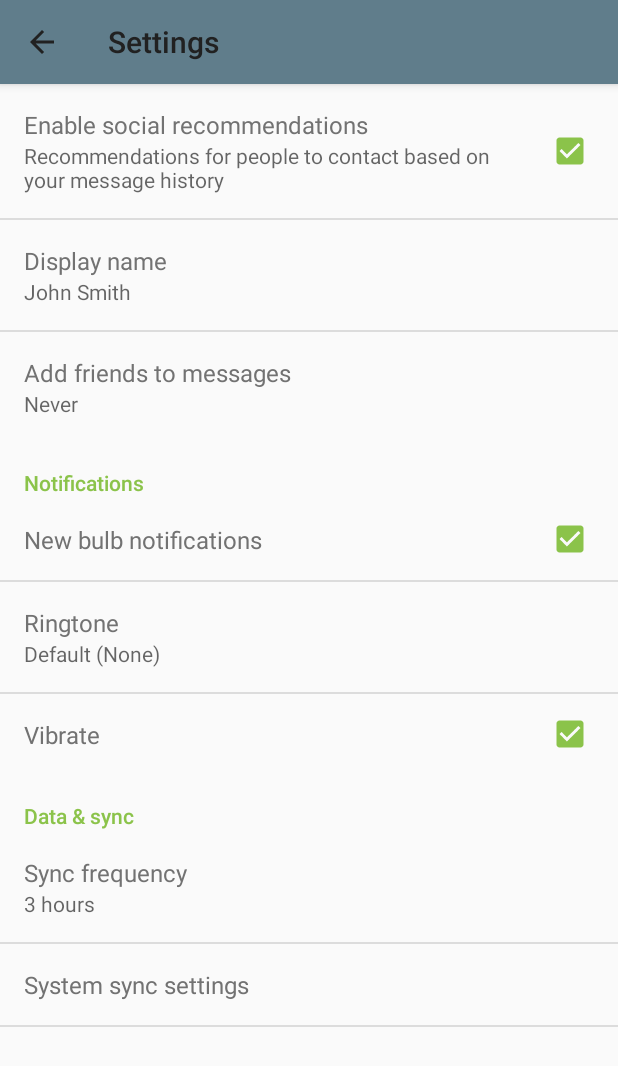
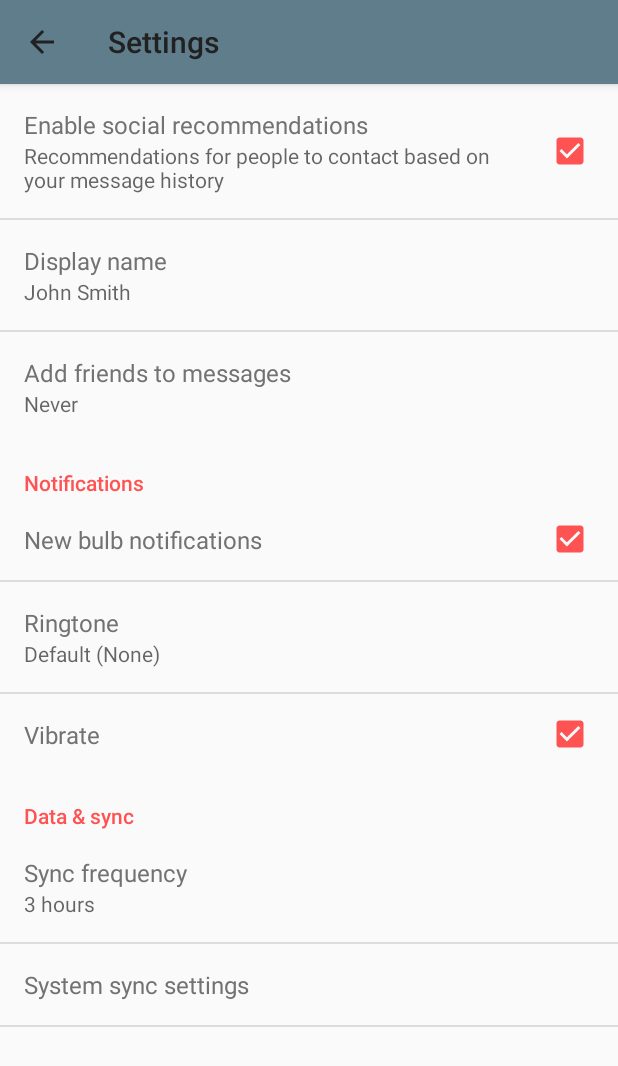
Before and after one commit to pdavid0/Bulb, an Android app: the MainActivity screen opened directly, with no data from a screen before it, in the options menu, after a tap on "Settings", on a phone screen of 412 x 824 dp. Shown: the top 1066 px of the screen. Run offline under Robolectric (Android 15) with nearby library versions, the phone set to English and light mode, and no system bars; 1 statement that could not run was skipped.

```diff
--- a/app/build.gradle
+++ b/app/build.gradle
@@ -10,7 +10,7 @@ android {
         }
     }
     compileSdkVersion 21
-    buildToolsVersion '21.1.1'
+    buildToolsVersion '21.1.2'
     defaultConfig {
         applicationId 'com.pdavid.android.widget.bulb'
         minSdkVersion 18
--- a/app/src/main/java/com/pdavid/android/widget/bulb/activities/MainActivity.java
+++ b/app/src/main/java/com/pdavid/android/widget/bulb/activities/MainActivity.java
@@ -2,17 +2,17 @@ package com.pdavid.android.widget.bulb.activities;
 
 import android.app.ActionBar;
 import android.app.Activity;
+import android.app.ActivityOptions;
 import android.app.Fragment;
 import android.app.FragmentManager;
 import android.app.FragmentTransaction;
+import android.app.PendingIntent;
 import android.content.Context;
-import android.app.PendingIntent;
 import android.content.Intent;
+import android.content.IntentSender;
 import android.location.Location;
 import android.location.LocationListener;
 import android.location.LocationManager;
-import android.content.IntentSender;
-import android.location.Location;
 import android.os.Bundle;
 import android.support.v13.app.FragmentPagerAdapter;
 import android.support.v4.view.ViewPager;
@@ -22,6 +22,8 @@ import android.view.Menu;
 import android.view.MenuItem;
 import android.view.View;
 import android.view.ViewGroup;
+import android.view.animation.AlphaAnimation;
+import android.widget.FrameLayout;
 import android.widget.Toast;
 
 import com.google.android.gms.common.ConnectionResult;
@@ -59,7 +61,7 @@ public class MainActivity extends Activity implements ActionBar.TabListener, Goo
      * The {@link ViewPager} that will host the section contents.
      */
     ViewPager mViewPager;
-    private LFXNetworkContext localNetworkContext;
+
     private GoogleApiClient mApiClient;
     private Location mLastLocation;
     private LocationRequest mLocationRequest;
@@ -68,6 +70,14 @@ public class MainActivity extends Activity implements ActionBar.TabListener, Goo
     protected void onCreate(Bundle savedInstanceState) {
         super.onCreate(savedInstanceState);
         setContentView(R.layout.activity_main);
+        //Fade in
+        FrameLayout layout = (FrameLayout) findViewById(android.R.id.content);
+        AlphaAnimation animation = new AlphaAnimation(0.0f, 1.0f);
+        animation.setFillAfter(true);
+        animation.setDuration(1200);
+        //apply the animation ( fade In ) to your Layout
+        layout.startAnimation(animation);
+
         // Rather than displayng this activity, simply display a toast indicating that the geofence
         // service is being created. This should happen in less than a second.
         if (!isGooglePlayServicesAvailable()) {
@@ -147,11 +157,6 @@ public class MainActivity extends Activity implements ActionBar.TabListener, Goo
     }
 
     @Override
-    protected void onDestroy() {
-        super.onDestroy();
-        localNetworkContext.disconnect();
-    }
-    @Override
     protected void onResume() {
 
         super.onResume();
@@ -171,7 +176,9 @@ public class MainActivity extends Activity implements ActionBar.TabListener, Goo
         // as you specify a parent activity in AndroidManifest.xml.
         int id = item.getItemId();
         if (id == R.id.action_settings) {
-            startActivity(new Intent(this, SettingsActivity.class));
+            View view = findViewById(android.R.id.content);
+            ActivityOptions activityOptions = ActivityOptions.makeScaleUpAnimation(view, 0, 0, view.getWidth(), view.getHeight());
+            startActivity(new Intent(this, SettingsActivity.class),activityOptions.toBundle());
         }
         return super.onOptionsItemSelected(item);
     }
@@ -193,25 +200,25 @@ public class MainActivity extends Activity implements ActionBar.TabListener, Goo
 
     // LIFX Connection
 
-    @Override
-    public void networkContextDidConnect(LFXNetworkContext networkContext) {
-        Log.w("LIFX::DidConnect", networkContext.getName());
-    }
-
-    @Override
-    public void networkContextDidDisconnect(LFXNetworkContext networkContext) {
-        Log.w("LIFX::DidDisconnect", networkContext.getName());
-    }
-
-    @Override
-    public void networkContextDidAddTaggedLightCollection(LFXNetworkContext networkContext, LFXTaggedLightCollection collection) {
-        Log.w("LIFX::DidAddTaggedLight", "Collection size is : " + collection.getLights().size());
-    }
-
-    @Override
-    public void networkContextDidRemoveTaggedLightCollection(LFXNetworkContext networkContext, LFXTaggedLightCollection collection) {
-        Log.w("LIFX::DidRemoveTaggedLightCollection", "Collection size is : " + collection.getLights().size());
-    }
+//    @Override
+//    public void networkContextDidConnect(LFXNetworkContext networkContext) {
+//        Log.w("LIFX::DidConnect", networkContext.getName());
+//    }
+//
+//    @Override
+//    public void networkContextDidDisconnect(LFXNetworkContext networkContext) {
+//        Log.w("LIFX::DidDisconnect", networkContext.getName());
+//    }
+//
+//    @Override
+//    public void networkContextDidAddTaggedLightCollection(LFXNetworkContext networkContext, LFXTaggedLightCollection collection) {
+//        Log.w("LIFX::DidAddTaggedLight", "Collection size is : " + collection.getLights().size());
+//    }
+//
+//    @Override
+//    public void networkContextDidRemoveTaggedLightCollection(LFXNetworkContext networkContext, LFXTaggedLightCollection collection) {
+//        Log.w("LIFX::DidRemoveTaggedLightCollection", "Collection size is : " + collection.getLights().size());
+//    }
 
     @Override
     public void onActivityResult(int requestCode, int resultCode, Intent data) {
--- a/app/src/main/java/com/pdavid/android/widget/bulb/fragments/GeofenceFragment.java
+++ b/app/src/main/java/com/pdavid/android/widget/bulb/fragments/GeofenceFragment.java
@@ -8,7 +8,7 @@ import android.support.v7.widget.RecyclerView;
 import android.view.LayoutInflater;
 import android.view.View;
 import android.view.ViewGroup;
-import android.widget.Button;
+import android.widget.ImageButton;
 
 import com.pdavid.android.widget.bulb.R;
 import com.pdavid.android.widget.bulb.activities.GeofenceCreationDialogActivity;
@@ -36,7 +36,7 @@ public class GeofenceFragment extends Fragment {
     //    @InjectView(R.id.listView)
 //    ListView mListView;
     @InjectView(R.id.fragment_main_add_geofence_btn)
-    Button mNewGeofenceBtn;
+    ImageButton mNewGeofenceBtn;
     @InjectView(R.id.my_recycler_view)
     public RecyclerView mRecyclerView;
 
--- a/app/src/main/res/values/strings.xml
+++ b/app/src/main/res/values/strings.xml
@@ -17,14 +17,24 @@
     <string name="entering_geofence">Entering geofence</string>
     <string name="exiting_geofence">Exiting geofence</string>
     <string name="start_geofence_service">Starting Geofence service</string>
+    <!-- Palette generated by Material Palette - materialpalette.com/blue-grey/red -->
     <color name="primary">#607D8B</color>
     <color name="primary_dark">#455A64</color>
     <color name="primary_light">#CFD8DC</color>
-    <color name="accent">#8BC34A</color>
+    <color name="accent">#FF5252</color>
     <color name="primary_text">#212121</color>
     <color name="secondary_text">#727272</color>
     <color name="icons">#FFFFFF</color>
     <color name="divider">#B6B6B6</color>
+
+    <!--<color name="primary">#607D8B</color>-->
+    <!--<color name="primary_dark">#455A64</color>-->
+    <!--<color name="primary_light">#CFD8DC</color>-->
+    <!--<color name="accent">#8BC34A</color>-->
+    <!--<color name="primary_text">#212121</color>-->
+    <!--<color name="secondary_text">#727272</color>-->
+    <!--<color name="icons">#FFFFFF</color>-->
+    <!--<color name="divider">#B6B6B6</color>-->
     <string-array name="geofence_expiration">
         <item>5 Days</item>
         <item>5 Weeks</item>
--- a/wear/build.gradle
+++ b/wear/build.gradle
@@ -3,7 +3,7 @@ apply plugin: 'com.android.application'
 
 android {
     compileSdkVersion 21
-    buildToolsVersion "21.1.1"
+    buildToolsVersion "21.1.2"
 
     defaultConfig {
         applicationId "com.pdavid.android.wear.bulbcompanion"
```
Also changed, not shown: app/src/main/java/com/pdavid/android/widget/bulb/activities/GeofenceCreationDialogActivity.java (+69 -4 lines), app/src/main/res/layout/fragment_main.xml (+3 -4 lines).
